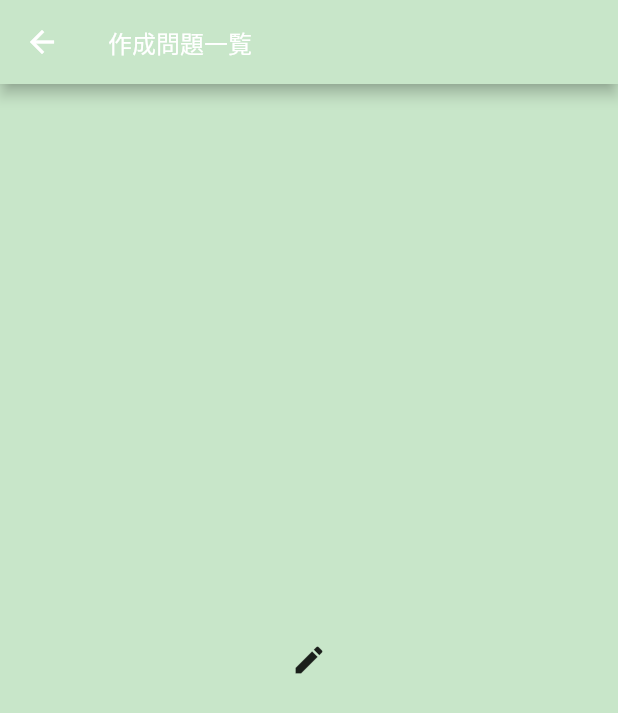
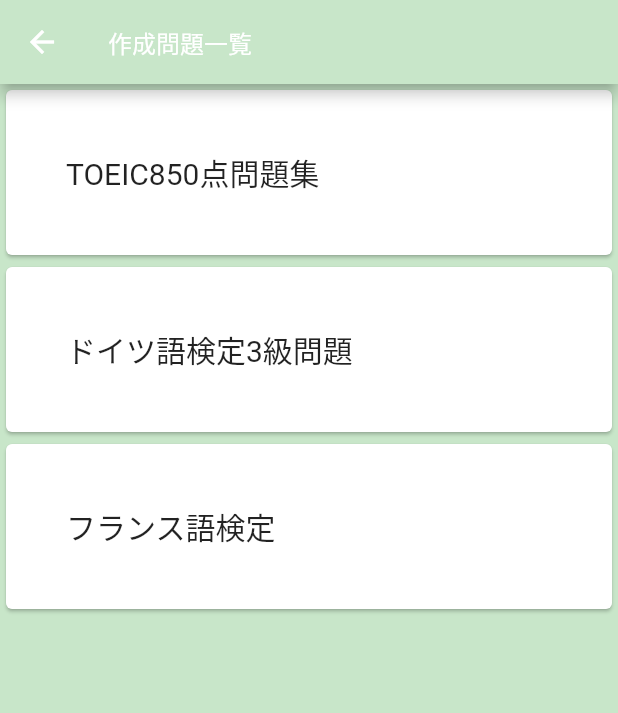
Before and after one commit to shunsukeO/flutter_edu, a Flutter app: the _QuestionScreenTemplate screen opened directly, on a phone screen of 412 x 824 dp. Shown: the top 713 px of the screen. Run offline on Flutter 3.47's test engine with Material 2 defaults, Android fonts, the phone set to English and light mode, and no system bars; our stand-ins replace rxdart.

Commit message:
作成問題テンプレのリスト表示

```diff
--- a/lib/screen/created_question_screen.dart
+++ b/lib/screen/created_question_screen.dart
@@ -1,6 +1,7 @@
 import 'package:flutter/material.dart';
 import 'package:provider/provider.dart';
 import 'package:my_education/blocs/question_bloc.dart';
+import 'package:my_education/resources/models/question_test.dart';
 
 class CreatedQuestionScreen extends StatelessWidget {
   @override
@@ -18,7 +19,6 @@ class CreatedQuestionScreen extends StatelessWidget {
 class _QuestionScreenTemplate extends StatelessWidget {
   @override
   Widget build(BuildContext context) {
-    final QuestionBloc _bloc = Provider.of<QuestionBloc>(context);
     return Scaffold(
       backgroundColor: Colors.green[100],
       // Appbar
@@ -29,8 +29,32 @@ class _QuestionScreenTemplate extends StatelessWidget {
           style: TextStyle(fontSize: 16),
         ),
       ),
-      body: Center(
-        child: Icon(Icons.mode_edit),
+      body: _CreatedQuestionListComponent(),
+    );
+  }
+}
+
+// 作成問題一覧リスト
+class _CreatedQuestionListComponent extends StatelessWidget {
+  Question _question;
+  var listItem = ["TOEIC850点問題集", "ドイツ語検定3級問題", "フランス語検定"];
+
+  @override
+  Widget build(BuildContext context) {
+    final QuestionBloc _bloc = Provider.of<QuestionBloc>(context);
+
+    return Scaffold(
+      backgroundColor: Colors.green[100],
+      body: ListView.builder(
+        itemBuilder: (BuildContext context, int index) {
+          return Card(
+            child: Padding(
+              child: Text(listItem[index], style: TextStyle(fontSize: 20),),
+              padding: EdgeInsets.all(40.0),
+            )
+          );
+        },
+        itemCount: listItem.length,
       )
     );
   }
```
Also changed, not shown: lib/resources/apis/question_api_provider.dart (added, +22 -0 lines), lib/resources/models/question_test.dart (+7 -0 lines).
